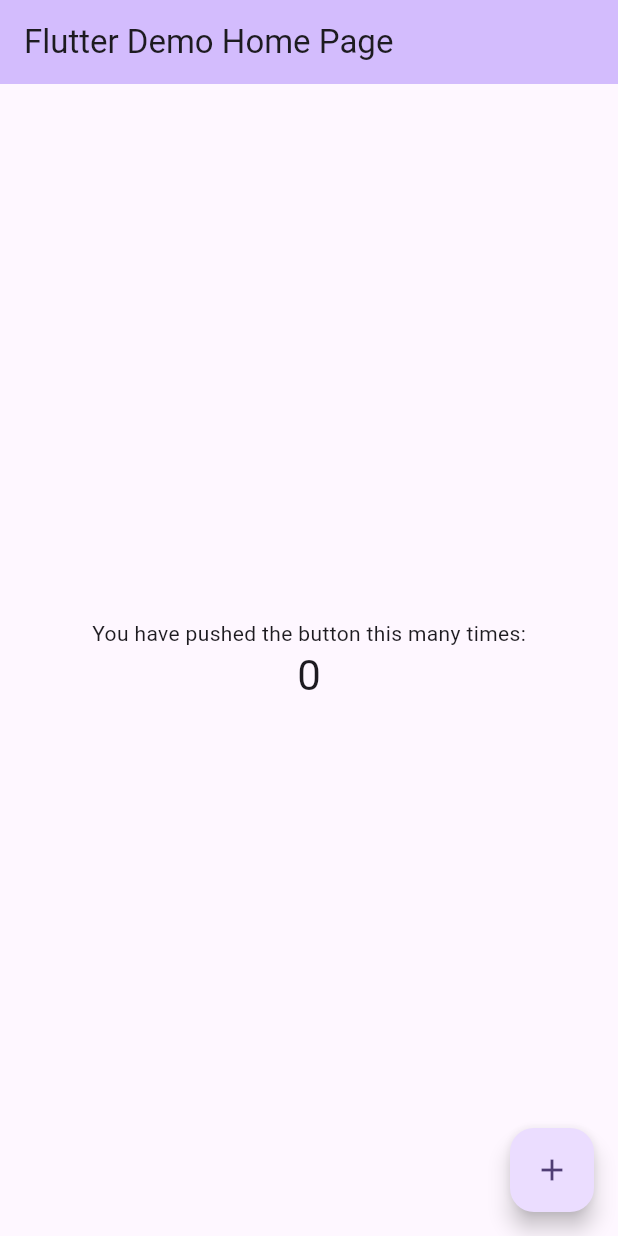
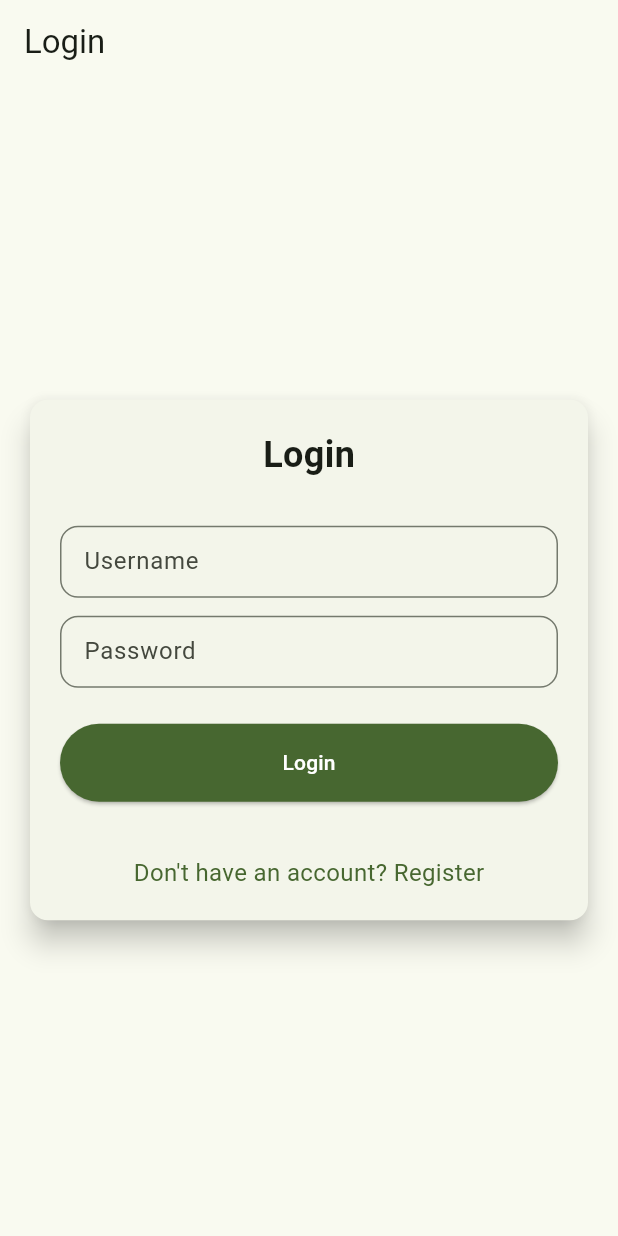
Before and after one commit to pbp-kelompok-a9/NobarPedia-mobile, a Flutter app: the screen it shows after launch, on a phone screen of 412 x 824 dp. Run offline on Flutter 3.47's test engine with Material 3 defaults, Android fonts, the phone set to English and light mode, and no system bars; missing offline and left inert: pbp_django_auth.

Commit message:
login register, refactors

```diff
--- /dev/null
+++ b/lib/account/screens/login.dart
@@ -0,0 +1,185 @@
+import 'package:nobarpedia_mobile/config.dart';
+import 'package:nobarpedia_mobile/homepage/menu.dart';
+import 'package:flutter/material.dart';
+import 'package:pbp_django_auth/pbp_django_auth.dart';
+import 'package:provider/provider.dart';
+import 'package:nobarpedia_mobile/account/screens/register.dart';
+
+void main() {
+  runApp(const LoginApp());
+}
+
+class LoginApp extends StatelessWidget {
+  const LoginApp({super.key});
+
+  @override
+  Widget build(BuildContext context) {
+    return MaterialApp(
+      title: 'Login',
+      theme: ThemeData(
+        useMaterial3: true,
+        colorScheme: ColorScheme.fromSwatch(
+          primarySwatch: Colors.blue,
+        ).copyWith(secondary: Colors.blueAccent[400]),
+      ),
+      home: const LoginPage(),
+    );
+  }
+}
+
+class LoginPage extends StatefulWidget {
+  const LoginPage({super.key});
+
+  @override
+  State<LoginPage> createState() => _LoginPageState();
+}
+
+class _LoginPageState extends State<LoginPage> {
+  final TextEditingController _usernameController = TextEditingController();
+  final TextEditingController _passwordController = TextEditingController();
+
+  @override
+  Widget build(BuildContext context) {
+    final request = context.watch<CookieRequest>();
+
+    return Scaffold(
+      appBar: AppBar(title: const Text('Login')),
+      body: Center(
+        child: SingleChildScrollView(
+          padding: const EdgeInsets.all(16.0),
+          child: Card(
+            elevation: 8,
+            shape: RoundedRectangleBorder(
+              borderRadius: BorderRadius.circular(12.0),
+            ),
+            child: Padding(
+              padding: const EdgeInsets.all(20.0),
+              child: Column(
+                mainAxisSize: MainAxisSize.min,
+                children: [
+                  const Text(
+                    'Login',
+                    style: TextStyle(
+                      fontSize: 24.0,
+                      fontWeight: FontWeight.bold,
+                    ),
+                  ),
+                  const SizedBox(height: 30.0),
+                  TextField(
+                    controller: _usernameController,
+                    decoration: const InputDecoration(
+                      labelText: 'Username',
+                      hintText: 'Enter your username',
+                      border: OutlineInputBorder(
+                        borderRadius: BorderRadius.all(Radius.circular(12.0)),
+                      ),
+                      contentPadding: EdgeInsets.symmetric(
+                        horizontal: 12.0,
+                        vertical: 8.0,
+                      ),
+                    ),
+                  ),
+                  const SizedBox(height: 12.0),
+                  TextField(
+                    controller: _passwordController,
+                    decoration: const InputDecoration(
+                      labelText: 'Password',
+                      hintText: 'Enter your password',
+                      border: OutlineInputBorder(
+                        borderRadius: BorderRadius.all(Radius.circular(12.0)),
+                      ),
+                      contentPadding: EdgeInsets.symmetric(
+                        horizontal: 12.0,
+                        vertical: 8.0,
+                      ),
+                    ),
+                    obscureText: true,
+                  ),
+                  const SizedBox(height: 24.0),
+                  ElevatedButton(
+                    onPressed: () async {
+                      String username = _usernameController.text;
+                      String password = _passwordController.text;
+
+                      // Check credentials
+                      // TODO: Change the URL and don't forget to add trailing slash (/) at the end of URL!
+                      // To connect Android emulator with Django on localhost, use URL http://10.0.2.2/
+                      // If you using chrome,  use URL http://localhost:8000
+                      final response = await request.login(
+                        "$baseUrl/auth/login/",
+                        {'username': username, 'password': password},
+                      );
+
+                      if (request.loggedIn) {
+                        String message = response['message'];
+                        String uname = response['username'];
+                        if (context.mounted) {
+                          Navigator.pushReplacement(
+                            context,
+                            MaterialPageRoute(
+                              builder: (context) => MyHomePage(),
+                            ),
+                          );
+                          ScaffoldMessenger.of(context)
+                            ..hideCurrentSnackBar()
+                            ..showSnackBar(
+                              SnackBar(
+                                content: Text("$message Welcome, $uname."),
+                              ),
+                            );
+                        }
+                      } else {
+                        if (context.mounted) {
+                          showDialog(
+                            context: context,
+                            builder: (context) => AlertDialog(
+                              title: const Text('Login Failed'),
+                              content: Text(response['message']),
+                              actions: [
+                                TextButton(
+                                  child: const Text('OK'),
+                                  onPressed: () {
+                                    Navigator.pop(context);
+                                  },
+                                ),
+                              ],
+                            ),
+                          );
+                        }
+                      }
+                    },
+                    style: ElevatedButton.styleFrom(
+                      foregroundColor: Colors.white,
+                      minimumSize: Size(double.infinity, 50),
+                      backgroundColor: Theme.of(context).colorScheme.primary,
+                      padding: const EdgeInsets.symmetric(vertical: 16.0),
+                    ),
+                    child: const Text('Login'),
+                  ),
+                  const SizedBox(height: 36.0),
+                  GestureDetector(
+                    onTap: () {
+                      Navigator.push(
+                        context,
+                        MaterialPageRoute(
+                          builder: (context) => const RegisterPage(),
+                        ),
+                      );
+                    },
+                    child: Text(
+                      'Don\'t have an account? Register',
+                      style: TextStyle(
+                        color: Theme.of(context).colorScheme.primary,
+                        fontSize: 16.0,
+                      ),
+                    ),
+                  ),
+                ],
+              ),
+            ),
+          ),
+        ),
+      ),
+    );
+  }
+}
--- a/lib/main.dart
+++ b/lib/main.dart
@@ -1,5 +1,7 @@
 import 'package:flutter/material.dart';
-
+import 'package:nobarpedia_mobile/account/screens/login.dart';
+import 'package:pbp_django_auth/pbp_django_auth.dart';
+import 'package:provider/provider.dart';
 void main() {
   runApp(const MyApp());
 }
@@ -10,8 +12,13 @@ class MyApp extends StatelessWidget {
   // This widget is the root of your application.
   @override
   Widget build(BuildContext context) {
-    return MaterialApp(
-      title: 'Flutter Demo',
+    return Provider(
+      create: (_) {
+        CookieRequest request = CookieRequest();
+        return request;
+      },
+      child: MaterialApp(
+        title: 'NobarPedia',
         theme: ThemeData(
           // This is the theme of your application.
           //
@@ -28,94 +35,11 @@ class MyApp extends StatelessWidget {
           //
           // This works for code too, not just values: Most code changes can be
           // tested with just a hot reload.
-        colorScheme: .fromSeed(seedColor: Colors.deepPurple),
-      ),
-      home: const MyHomePage(title: 'Flutter Demo Home Page'),
-    );
-  }
-}
-
-class MyHomePage extends StatefulWidget {
-  const MyHomePage({super.key, required this.title});
-
-  // This widget is the home page of your application. It is stateful, meaning
-  // that it has a State object (defined below) that contains fields that affect
-  // how it looks.
-
-  // This class is the configuration for the state. It holds the values (in this
-  // case the title) provided by the parent (in this case the App widget) and
-  // used by the build method of the State. Fields in a Widget subclass are
-  // always marked "final".
-
-  final String title;
-
-  @override
-  State<MyHomePage> createState() => _MyHomePageState();
-}
-
-class _MyHomePageState extends State<MyHomePage> {
-  int _counter = 0;
-
-  void _incrementCounter() {
-    setState(() {
-      // This call to setState tells the Flutter framework that something has
-      // changed in this State, which causes it to rerun the build method below
-      // so that the display can reflect the updated values. If we changed
-      // _counter without calling setState(), then the build method would not be
-      // called again, and so nothing would appear to happen.
-      _counter++;
-    });
-  }
-
-  @override
-  Widget build(BuildContext context) {
-    // This method is rerun every time setState is called, for instance as done
-    // by the _incrementCounter method above.
-    //
-    // The Flutter framework has been optimized to make rerunning build methods
-    // fast, so that you can just rebuild anything that needs updating rather
-    // than having to individually change instances of widgets.
-    return Scaffold(
-      appBar: AppBar(
-        // TRY THIS: Try changing the color here to a specific color (to
-        // Colors.amber, perhaps?) and trigger a hot reload to see the AppBar
-        // change color while the other colors stay the same.
-        backgroundColor: Theme.of(context).colorScheme.inversePrimary,
-        // Here we take the value from the MyHomePage object that was created by
-        // the App.build method, and use it to set our appbar title.
-        title: Text(widget.title),
-      ),
-      body: Center(
-        // Center is a layout widget. It takes a single child and positions it
-        // in the middle of the parent.
-        child: Column(
-          // Column is also a layout widget. It takes a list of children and
-          // arranges them vertically. By default, it sizes itself to fit its
-          // children horizontally, and tries to be as tall as its parent.
-          //
-          // Column has various properties to control how it sizes itself and
-          // how it positions its children. Here we use mainAxisAlignment to
-          // center the children vertically; the main axis here is the vertical
-          // axis because Columns are vertical (the cross axis would be
-          // horizontal).
-          //
-          // TRY THIS: Invoke "debug painting" (choose the "Toggle Debug Paint"
-          // action in the IDE, or press "p" in the console), to see the
-          // wireframe for each widget.
-          mainAxisAlignment: .center,
-          children: [
-            const Text('You have pushed the button this many times:'),
-            Text(
-              '$_counter',
-              style: Theme.of(context).textTheme.headlineMedium,
-            ),
-          ],
+          colorScheme: .fromSeed(
+            seedColor: const Color.fromARGB(255, 124, 252, 0),
           ),
         ),
-      floatingActionButton: FloatingActionButton(
-        onPressed: _incrementCounter,
-        tooltip: 'Increment',
-        child: const Icon(Icons.add),
+        home: const LoginPage(),
       ),
     );
   }
--- a/pubspec.yaml
+++ b/pubspec.yaml
@@ -34,6 +34,8 @@ dependencies:
   # The following adds the Cupertino Icons font to your application.
   # Use with the CupertinoIcons class for iOS style icons.
   cupertino_icons: ^1.0.8
+  provider: ^6.1.5+1
+  pbp_django_auth: ^0.4.0
 
 dev_dependencies:
   flutter_test:
```
Also changed, not shown: lib/account/screens/register.dart (added, +174 -0 lines), lib/config.dart (added, +26 -0 lines), lib/homepage/menu.dart (added, +38 -0 lines), lib/widgets/left_drawer.dart (added, +81 -0 lines), pubspec.lock, 7 other files. Lines whose indentation alone changed are shown as unchanged.
